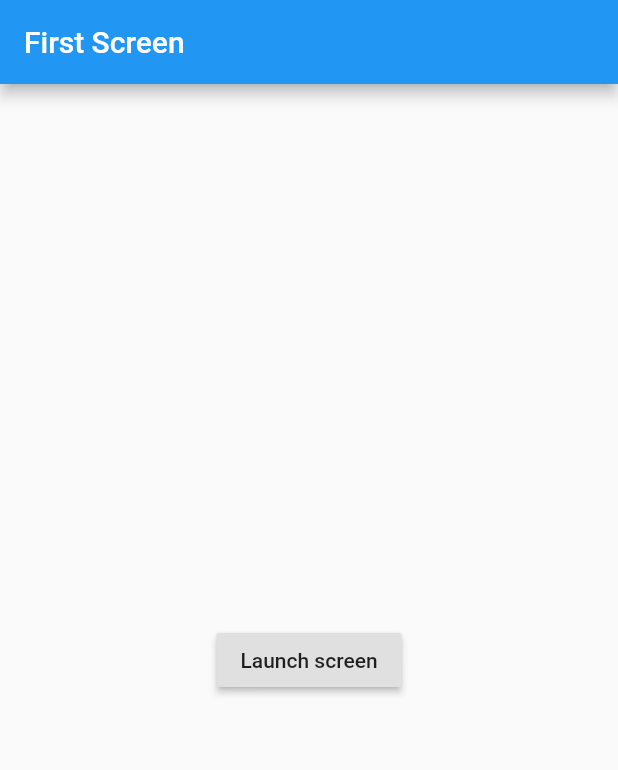
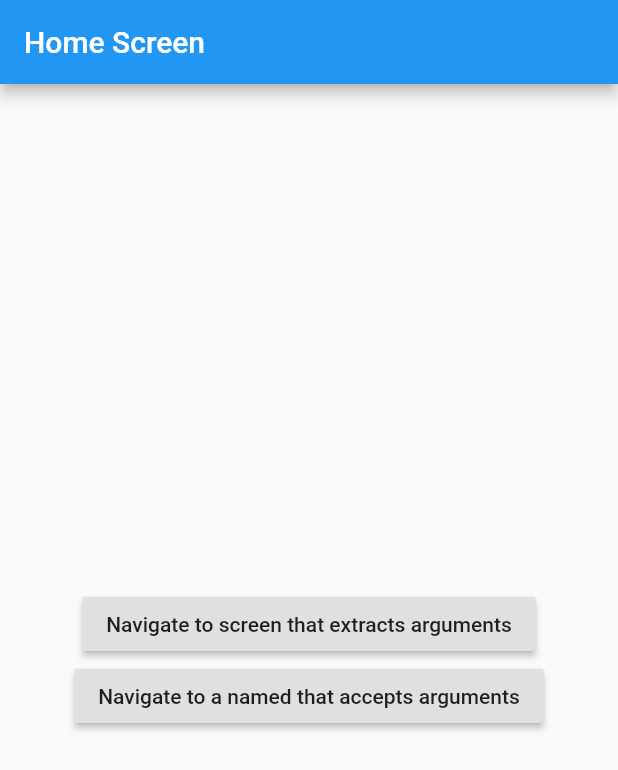
Before and after one commit to vaughan189/flutter-learning, a Flutter app: the screen it shows after launch, on a phone screen of 412 x 824 dp. Shown: the top 770 px of the screen. Run offline on Flutter 3.47's test engine with Material 2 defaults, Android fonts, the light colour scheme and no system bars.

Commit message:
Pass arguments to a named route

```diff
--- a/navigation_and_routing/lib/main.dart
+++ b/navigation_and_routing/lib/main.dart
@@ -1,50 +1,157 @@
 import 'package:flutter/material.dart';
 
-void main() {
-  runApp(MaterialApp(
-    title: 'Named Routes Demo',
-    initialRoute: '/',
-    routes: {
-      '/': (context) => FirstScreen(),
-      '/second': (context) => SecondScreen(),
-    },
-  ));
+void main() => runApp(MyApp());
+
+class MyApp extends StatelessWidget {
+  @override
+  Widget build(BuildContext context) {
+    return MaterialApp(
+        // Provide a function to handle named routes. Use this function to
+        // identify the named route being pushed, and create the correct
+        // Screen.
+        onGenerateRoute: (settings) {
+          // If you push the PassArguments route
+          if (settings.name == PassArgumentsScreen.routeName) {
+            // Cast the arguments to the correct type: ScreenArguments.
+            final ScreenArguments args = settings.arguments;
+
+            // Then, extract the required data from the arguments and
+            // pass the data to the correct screen.
+            return MaterialPageRoute(
+              builder: (context) {
+                return PassArgumentsScreen(
+                  title: args.title,
+                  message: args.message,
+                );
+              },
+            );
+          }
+          // The code only supports PassArgumentsScreen.routeName right now.
+          // Other values need to be implemented if we add them. The assertion
+          // here will help remind us of that higher up in the call stack, since
+          // this assertion would otherwise fire somewhere in the framework.
+          assert(false, 'Need to implement ${settings.name}');
+          return null;
+        },
+        title: 'Navigation with Arguments',
+        home: HomeScreen(),
+        routes: {
+          ExtractArgumentsScreen.routeName: (context) =>
+              ExtractArgumentsScreen(),
+        });
+  }
 }
 
-class FirstScreen extends StatelessWidget {
+class HomeScreen extends StatelessWidget {
   @override
   Widget build(BuildContext context) {
     return Scaffold(
       appBar: AppBar(
-        title: Text('First Screen'),
+        title: Text('Home Screen'),
       ),
       body: Center(
-        child: RaisedButton(
-          child: Text('Launch screen'),
-          onPressed: () {
-            Navigator.pushNamed(context, '/second');
-          },
+        child: Column(
+          mainAxisAlignment: MainAxisAlignment.center,
+          children: <Widget>[
+            // A button that navigates to a named route that. The named route
+            // extracts the arguments by itself.
+            RaisedButton(
+              child: Text("Navigate to screen that extracts arguments"),
+              onPressed: () {
+                // When the user taps the button, navigate to a named route
+                // and provide the arguments as an optional parameter.
+                Navigator.pushNamed(
+                  context,
+                  ExtractArgumentsScreen.routeName,
+                  arguments: ScreenArguments(
+                    'Extract Arguments Screen',
+                    'This message is extracted in the build method.',
+                  ),
+                );
+              },
+            ),
+            // A button that navigates to a named route. For this route, extract
+            // the arguments in the onGenerateRoute function and pass them
+            // to the screen.
+            RaisedButton(
+              child: Text("Navigate to a named that accepts arguments"),
+              onPressed: () {
+                // When the user taps the button, navigate to a named route
+                // and provide the arguments as an optional parameter.
+                Navigator.pushNamed(
+                  context,
+                  PassArgumentsScreen.routeName,
+                  arguments: ScreenArguments(
+                    'Accept Arguments Screen',
+                    'This message is extracted in the onGenerateRoute function.',
+                  ),
+                );
+              },
+            ),
+          ],
         ),
       ),
     );
   }
 }
 
-class SecondScreen extends StatelessWidget {
+// A Widget that extracts the necessary arguments from the ModalRoute.
+class ExtractArgumentsScreen extends StatelessWidget {
+  static const routeName = '/extractArguments';
+
+  @override
+  Widget build(BuildContext context) {
+    // Extract the arguments from the current ModalRoute settings and cast
+    // them as ScreenArguments.
+    final ScreenArguments args = ModalRoute.of(context).settings.arguments;
+
+    return Scaffold(
+      appBar: AppBar(
+        title: Text(args.title),
+      ),
+      body: Center(
+        child: Text(args.message),
+      ),
+    );
+  }
+}
+
+// A Widget that accepts the necessary arguments via the constructor.
+class PassArgumentsScreen extends StatelessWidget {
+  static const routeName = '/passArguments';
+
+  final String title;
+  final String message;
+
+  // This Widget accepts the arguments as constructor parameters. It does not
+  // extract the arguments from the ModalRoute.
+  //
+  // The arguments are extracted by the onGenerateRoute function provided to the
+  // MaterialApp widget.
+  const PassArgumentsScreen({
+    Key key,
+    @required this.title,
+    @required this.message,
+  }) : super(key: key);
+
   @override
   Widget build(BuildContext context) {
     return Scaffold(
       appBar: AppBar(
-        title: Text("Second Screen"),
+        title: Text(title),
       ),
       body: Center(
-        child: RaisedButton(
-          onPressed: () {
-            Navigator.pop(context);
-          },
-          child: Text('Go back!'),
-        ),
+        child: Text(message),
       ),
     );
   }
 }
+
+// You can pass any object to the arguments parameter. In this example,
+// create a class that contains both a customizable title and message.
+class ScreenArguments {
+  final String title;
+  final String message;
+
+  ScreenArguments(this.title, this.message);
+}
```
